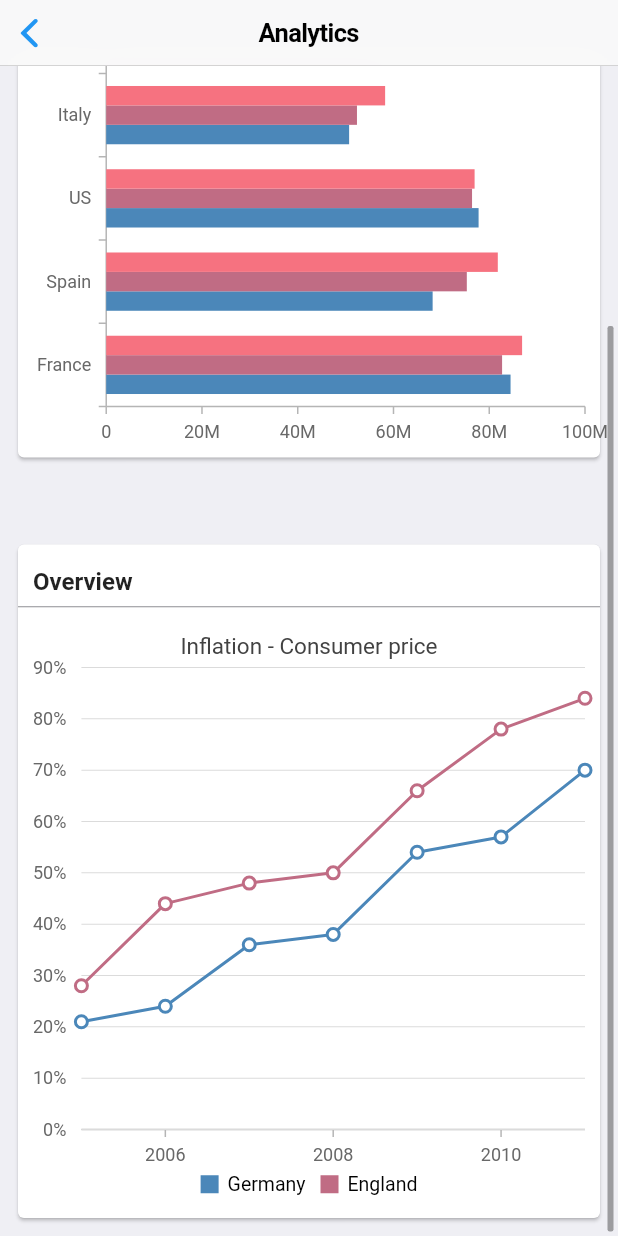
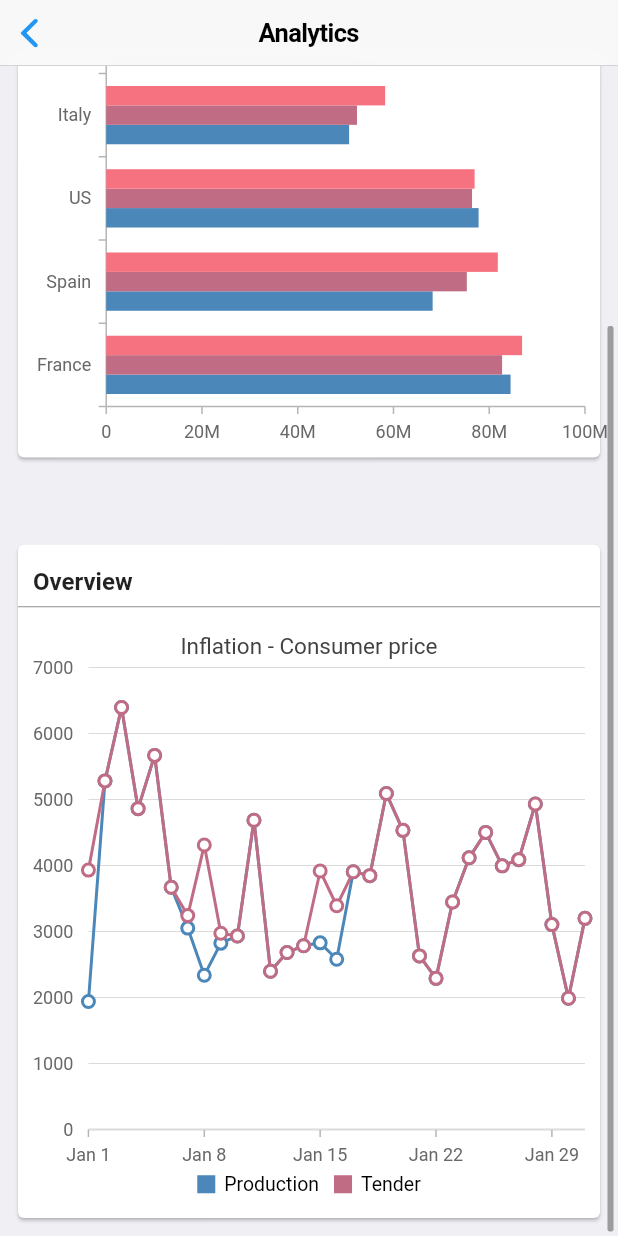
Before and after one commit to undisputedcoder/Vision, a Flutter app: the Home screen opened directly, scrolled down 220 dp, on a phone screen of 412 x 824 dp. Run offline on Flutter 3.47's test engine with Material 2 defaults, Android fonts, the phone set to English and light mode, and no system bars; our stand-ins replace geolocator, local_auth, syncfusion_flutter_charts; missing offline and left inert: flutter_cupertino_settings.

```diff
--- a/lib/Samples/SalesData.dart
+++ b/lib/Samples/SalesData.dart
@@ -1,37 +1,61 @@
 import 'package:syncfusion_flutter_charts/charts.dart';
 
 class _ChartData {
-  _ChartData(this.x, this.y, this.y2);
-  final double x;
+  _ChartData(this.date, this.y, this.y2);
+  final DateTime date;
   final double y;
   final double y2;
 }
 
-List<LineSeries<_ChartData, num>> getDefaultLineSeries() {
+List<LineSeries<_ChartData, DateTime>> getDefaultLineSeries() {
   final List<_ChartData> chartData = <_ChartData>[
-    _ChartData(2005, 21, 28),
-    _ChartData(2006, 24, 44),
-    _ChartData(2007, 36, 48),
-    _ChartData(2008, 38, 50),
-    _ChartData(2009, 54, 66),
-    _ChartData(2010, 57, 78),
-    _ChartData(2011, 70, 84)
+    _ChartData(DateTime.parse("2021-01-01"), 1939.3, 3930.2),
+    _ChartData(DateTime.parse("2021-01-02"), 5281.5, 5281.5),
+    _ChartData(DateTime.parse("2021-01-03"), 6393.7, 6393.7),
+    _ChartData(DateTime.parse("2021-01-04"), 4861.1, 4861.1),
+    _ChartData(DateTime.parse("2021-01-05"), 5668.35, 5668.35),
+    _ChartData(DateTime.parse("2021-01-06"), 3670.2, 3670.2),
+    _ChartData(DateTime.parse("2021-01-07"), 3051.3, 3241),
+    _ChartData(DateTime.parse("2021-01-08"), 2336.7, 4310),
+    _ChartData(DateTime.parse("2021-01-09"), 2823.5, 2972.9),
+    _ChartData(DateTime.parse("2021-01-10"), 2932.65, 2932.65),
+    _ChartData(DateTime.parse("2021-01-11"), 4685.05, 4685.05),
+    _ChartData(DateTime.parse("2021-01-12"), 2397.15, 2397.15),
+    _ChartData(DateTime.parse("2021-01-13"), 2680.9, 2680.9),
+    _ChartData(DateTime.parse("2021-01-14"), 2784.45, 2784.45),
+    _ChartData(DateTime.parse("2021-01-15"), 2828.3, 3916.8),
+    _ChartData(DateTime.parse("2021-01-16"), 2578.95, 3390.4),
+    _ChartData(DateTime.parse("2021-01-17"), 3904.7, 3904.7),
+    _ChartData(DateTime.parse("2021-01-18"), 3846.2, 3846.2),
+    _ChartData(DateTime.parse("2021-01-19"), 5090.5, 5090.5),
+    _ChartData(DateTime.parse("2021-01-20"), 4532.6, 4532.6),
+    _ChartData(DateTime.parse("2021-01-21"), 2629.9, 2629.9),
+    _ChartData(DateTime.parse("2021-01-22"), 2290.5, 2290.5),
+    _ChartData(DateTime.parse("2021-01-23"), 3447.1, 3447.1),
+    _ChartData(DateTime.parse("2021-01-24"), 4116.5, 4116.5),
+    _ChartData(DateTime.parse("2021-01-25"), 4501.4, 4501.4),
+    _ChartData(DateTime.parse("2021-01-26"), 3994.7, 3994.7),
+    _ChartData(DateTime.parse("2021-01-27"), 4088.7, 4088.7),
+    _ChartData(DateTime.parse("2021-01-28"), 4932.25, 4932.25),
+    _ChartData(DateTime.parse("2021-01-29"), 3104.55, 3104.55),
+    _ChartData(DateTime.parse("2021-01-30"), 1987.8, 1987.8),
+    _ChartData(DateTime.parse("2021-01-31"), 3199, 3199),
   ];
-  return <LineSeries<_ChartData, num>>[
-    LineSeries<_ChartData, num>(
+  return <LineSeries<_ChartData, DateTime>>[
+    LineSeries<_ChartData, DateTime>(
         animationDuration: 2500,
         dataSource: chartData,
-        xValueMapper: (_ChartData sales, _) => sales.x,
+        xValueMapper: (_ChartData sales, _) => sales.date,
         yValueMapper: (_ChartData sales, _) => sales.y,
         width: 2,
-        name: 'Germany',
+        name: 'Production',
         markerSettings: const MarkerSettings(isVisible: true)),
-    LineSeries<_ChartData, num>(
+    LineSeries<_ChartData, DateTime>(
         animationDuration: 2500,
         dataSource: chartData,
         width: 2,
-        name: 'England',
-        xValueMapper: (_ChartData sales, _) => sales.x,
+        name: 'Tender',
+        xValueMapper: (_ChartData sales, _) => sales.date,
         yValueMapper: (_ChartData sales, _) => sales.y2,
         markerSettings: const MarkerSettings(isVisible: true))
   ];
--- a/lib/Screens/home.dart
+++ b/lib/Screens/home.dart
@@ -212,12 +212,12 @@ class _HomeState extends State<Home> {
                                   legend: Legend(
                                       isVisible: true,
                                       overflowMode: LegendItemOverflowMode.wrap),
-                                  primaryXAxis: NumericAxis(
-                                      edgeLabelPlacement: EdgeLabelPlacement.shift,
-                                      interval: 2,
+                                  primaryXAxis: DateTimeAxis(
+                                      intervalType: DateTimeIntervalType.days,
+                                      interval: 7,
                                       majorGridLines: const MajorGridLines(width: 0)),
                                   primaryYAxis: NumericAxis(
-                                      labelFormat: '{value}%',
+                                      labelFormat: '{value}',
                                       axisLine: const AxisLine(width: 0),
                                       majorTickLines: const MajorTickLines(color: Colors.transparent)),
                                   series: getDefaultLineSeries(),
--- a/lib/api/local_auth_api.dart
+++ b/lib/api/local_auth_api.dart
@@ -21,8 +21,8 @@ class LocalAuthApi {
   }
 
   static Future<bool> authenticate() async {
-    //final isAvailable = await hasBiometrics();
-    //if (!isAvailable) return false;
+    final isAvailable = await hasBiometrics();
+    if (!isAvailable) return false;
 
     try {
       return await _auth.authenticate(
```
Also changed, not shown: lib/Screens/biometrics.dart (deleted, +0 -55 lines), lib/Screens/login.dart (+14 -56 lines), lib/Screens/settings.dart (+1 -20 lines), 64 other files.
